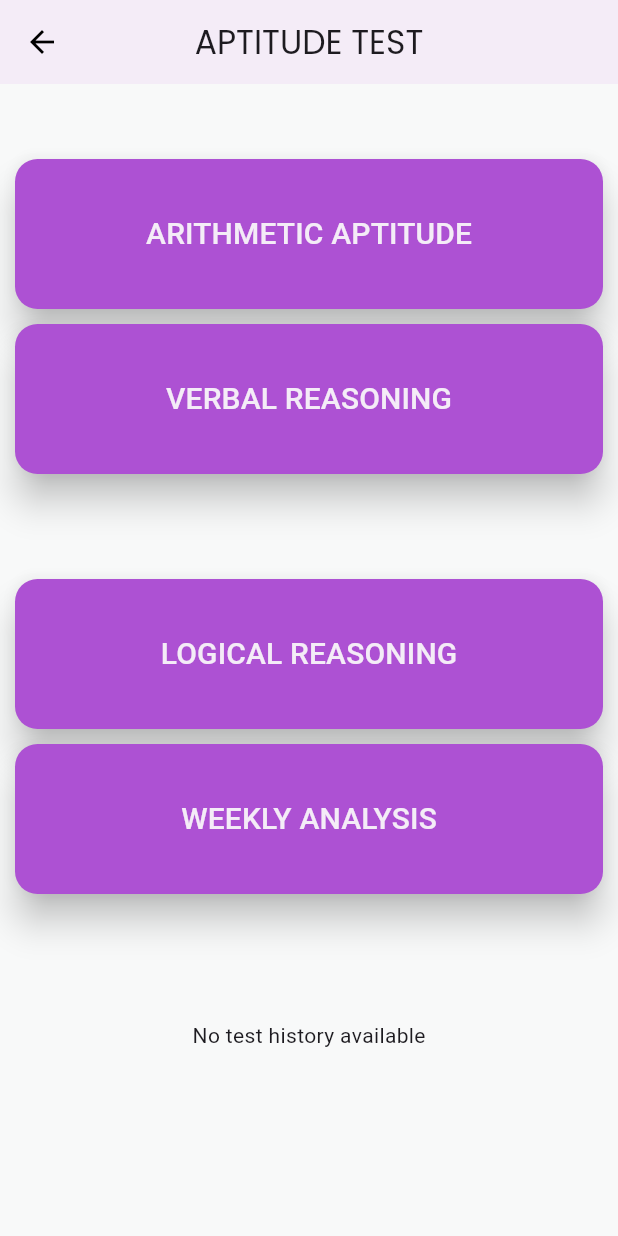
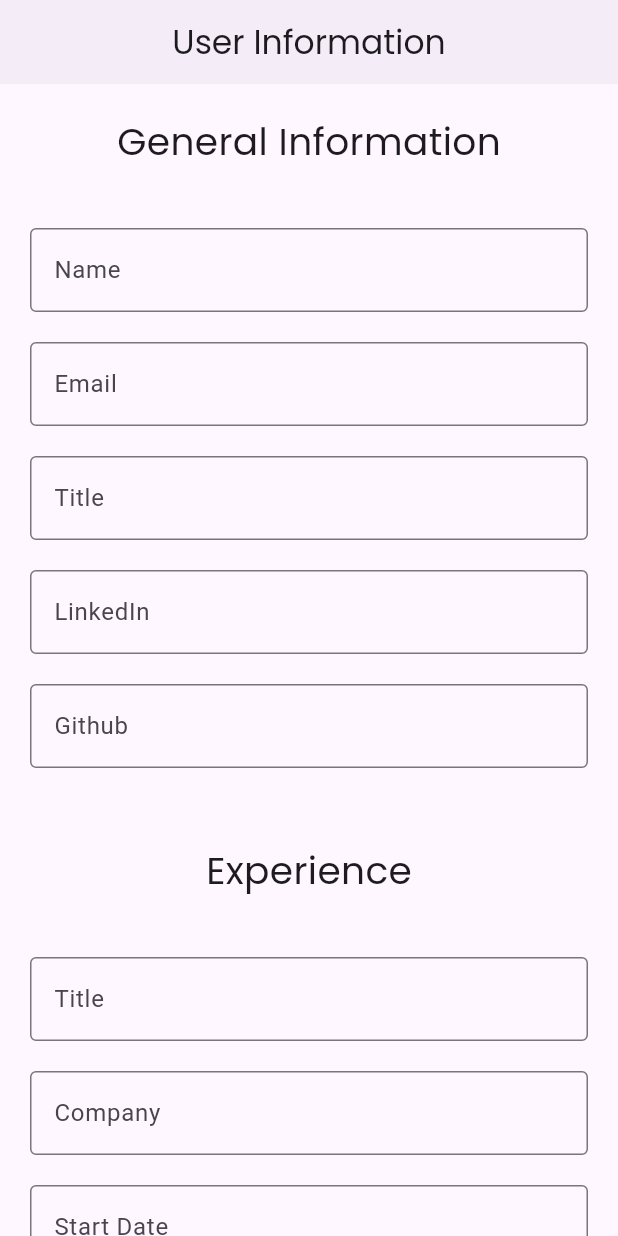
Before and after one commit to abiramianandkumar/AspireArc, a Flutter app: the screen it shows after launch, on a phone screen of 412 x 824 dp. Run offline on Flutter 3.47's test engine with Material 3 defaults, Android fonts, the phone set to English and light mode, and no system bars; our stand-ins replace cloud_firestore, file_picker, firebase_auth, firebase_core, firebase_storage, flutter_markdown and 2 more; accounts and stored records are empty.

Commit message:
Descriptive commit message

```diff
--- a/lib/main.dart
+++ b/lib/main.dart
@@ -5,6 +5,7 @@ import 'package:aspire_arc/pages/jobs.dart';
 import 'package:aspire_arc/pages/online_courses.dart';
 import 'package:aspire_arc/pages/onln_courses/programming.dart';
 import 'package:aspire_arc/pages/profile/profilepage.dart';
+import 'package:aspire_arc/resume%20templates/form.dart';
 import 'package:flutter/material.dart';
 import 'package:firebase_core/firebase_core.dart';
 import 'package:aspire_arc/firebase_options.dart';
@@ -41,7 +42,7 @@ class MyApp extends StatelessWidget {
         '/onlinecourses':(context) => const OnlineCourses(),
         '/prevhome':(context) => const Prevhome(),
       },
-      home: Prevhome(),
+      home: FormUI(),
     );
   }
 }
--- /dev/null
+++ b/lib/resume templates/form.dart
@@ -0,0 +1,120 @@
+// ignore_for_file: prefer_const_constructors, no_leading_underscores_for_local_identifiers
+
+import 'package:aspire_arc/components/textfield.dart';
+import 'package:flutter/material.dart';
+import 'package:google_fonts/google_fonts.dart';
+
+class FormUI extends StatelessWidget {
+  const FormUI({super.key});
+
+  @override
+  Widget build(BuildContext context) {
+    final TextEditingController _name = TextEditingController();
+    final TextEditingController _email = TextEditingController();
+
+    return Scaffold(
+      appBar: AppBar(
+        backgroundColor: Color(0xffF4ECF7),
+        title: Text(
+          'User Information',
+          style: GoogleFonts.poppins(),
+        ),
+        centerTitle: true,
+      ),
+      body: SingleChildScrollView(
+        child: Padding(
+          padding: const EdgeInsets.all(20.0),
+          child: Column(
+            children: [
+              Text(
+                'General Information',
+                style: GoogleFonts.poppins(fontSize: 25),
+              ),
+              SizedBox(
+                height: 40,
+              ),
+              CustomTextField(
+                labelText: 'Name',
+                controller: _name,
+              ),
+              SizedBox(height: 20),
+              CustomTextField(
+                labelText: 'Email',
+                controller: _email,
+              ),
+              SizedBox(height: 20),
+              CustomTextField(
+                labelText: 'Title',
+                controller: _email,
+              ),
+              SizedBox(height: 20),
+              CustomTextField(
+                labelText: 'LinkedIn',
+                controller: _email,
+              ),
+              SizedBox(height: 20),
+              CustomTextField(
+                labelText: 'Github',
+                controller: _email,
+              ),
+              SizedBox(height: 50),
+              Text(
+                'Experience',
+                style: GoogleFonts.poppins(fontSize: 25),
+              ),
+              SizedBox(
+                height: 40,
+              ),
+              CustomTextField(
+                labelText: 'Title',
+                controller: _email,
+              ),
+              SizedBox(height: 20),
+              CustomTextField(
+                labelText: 'Company',
+                controller: _email,
+              ),
+              SizedBox(height: 20),
+              CustomTextField(
+                labelText: 'Start Date',
+                controller: _email,
+              ),
+              SizedBox(height: 20),
+              CustomTextField(
+                labelText: 'End Date',
+                controller: _email,
+              ),
+              SizedBox(height: 20),
+              ElevatedButton(onPressed: () {}, child: Icon(Icons.add)),
+              CustomTextField(
+                labelText: 'Company',
+                controller: _email,
+              ),
+              SizedBox(height: 20),
+              CustomTextField(
+                labelText: 'Company',
+                controller: _email,
+              ),
+              SizedBox(height: 20),
+              CustomTextField(
+                labelText: 'Company',
+                controller: _email,
+              ),
+              SizedBox(height: 20),
+              CustomTextField(
+                labelText: 'Company',
+                controller: _email,
+              ),
+              SizedBox(height: 20),
+              CustomTextField(
+                labelText: 'Company',
+                controller: _email,
+              ),
+              SizedBox(height: 20),
+            ],
+          ),
+        ),
+      ),
+    );
+  }
+}
```
Also changed, not shown: pubspec.lock.
